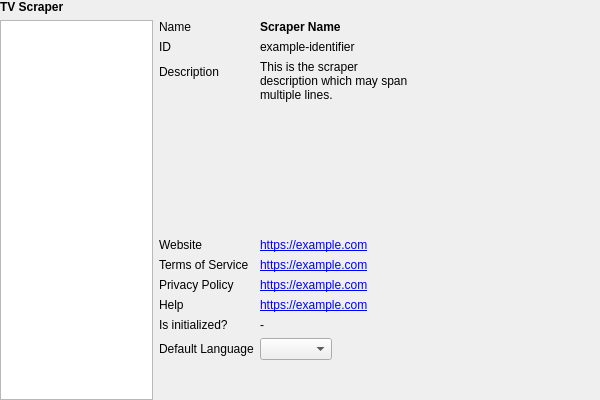
This is src/ui/settings/TvScraperSettingsWidget.ui in Komet/MediaElch as Qt 5 draws it before an edit. The edited form follows.
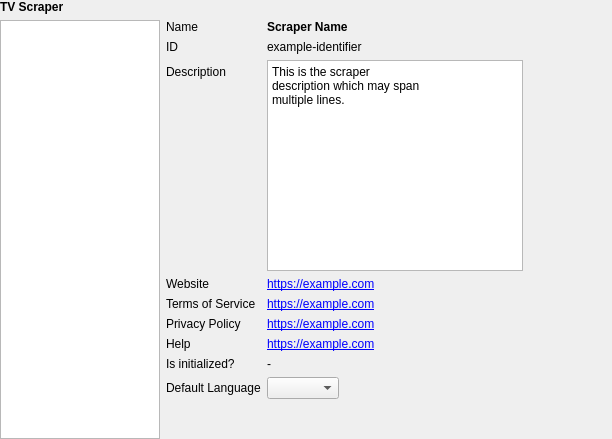
This is the edited form. Custom widgets are drawn as their Qt base class.

Commit message: fix(UI): Use plain text box for TV scraper description in settings

```diff
--- a/src/ui/settings/TvScraperSettingsWidget.ui
+++ b/src/ui/settings/TvScraperSettingsWidget.ui
@@ -6,8 +6,8 @@
    <rect>
     <x>0</x>
     <y>0</y>
-    <width>600</width>
-    <height>400</height>
+    <width>612</width>
+    <height>439</height>
    </rect>
   </property>
   <layout class="QHBoxLayout" name="horizontalLayout_2" stretch="0,1">
@@ -118,51 +118,6 @@
            </property>
           </widget>
          </item>
-         <item row="2" column="0">
-          <widget class="QLabel" name="lblDescription">
-           <property name="text">
-            <string>Description</string>
-           </property>
-          </widget>
-         </item>
-         <item row="2" column="1">
-          <widget class="QLabel" name="txtDescription">
-           <property name="sizePolicy">
-            <sizepolicy hsizetype="Fixed" vsizetype="Expanding">
-             <horstretch>1</horstretch>
-             <verstretch>0</verstretch>
-            </sizepolicy>
-           </property>
-           <property name="minimumSize">
-            <size>
-             <width>340</width>
-             <height>140</height>
-            </size>
-           </property>
-           <property name="maximumSize">
-            <size>
-             <width>480</width>
-             <height>800</height>
-            </size>
-           </property>
-           <property name="text">
-            <string notr="true">This is the scraper
-description which may span
-multiple lines.
-
-</string>
-           </property>
-           <property name="textFormat">
-            <enum>Qt::PlainText</enum>
-           </property>
-           <property name="alignment">
-            <set>Qt::AlignLeading|Qt::AlignLeft|Qt::AlignTop</set>
-           </property>
-           <property name="wordWrap">
-            <bool>true</bool>
-           </property>
-          </widget>
-         </item>
          <item row="3" column="0">
           <widget class="QLabel" name="lblWebsite">
            <property name="text">
@@ -256,6 +211,13 @@
            </property>
           </widget>
          </item>
+         <item row="7" column="1">
+          <widget class="QLabel" name="txtInitialized">
+           <property name="text">
+            <string notr="true">-</string>
+           </property>
+          </widget>
+         </item>
          <item row="8" column="0">
           <widget class="QLabel" name="lblDefaultLanguage">
            <property name="text">
@@ -266,10 +228,26 @@
          <item row="8" column="1">
           <widget class="LanguageCombo" name="comboLanguage"/>
          </item>
-         <item row="7" column="1">
-          <widget class="QLabel" name="txtInitialized">
+         <item row="2" column="0">
+          <widget class="QLabel" name="lblDescription">
            <property name="text">
-            <string notr="true">-</string>
+            <string>Description</string>
+           </property>
+          </widget>
+         </item>
+         <item row="2" column="1">
+          <widget class="QPlainTextEdit" name="txtDescription">
+           <property name="undoRedoEnabled">
+            <bool>false</bool>
+           </property>
+           <property name="readOnly">
+            <bool>true</bool>
+           </property>
+           <property name="plainText">
+            <string>This is the scraper
+description which may span
+multiple lines.
+</string>
            </property>
           </widget>
          </item>
```
The commit also changes 1 other file.
